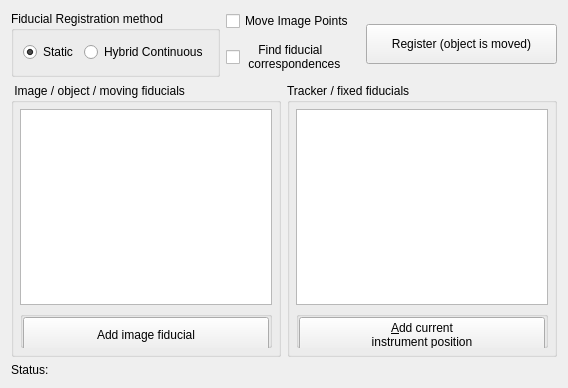
First picture: the form in Modules/IGTUI/Qmitk/QmitkFiducialRegistrationWidget.ui, repository MITK/MITK, before the edit.
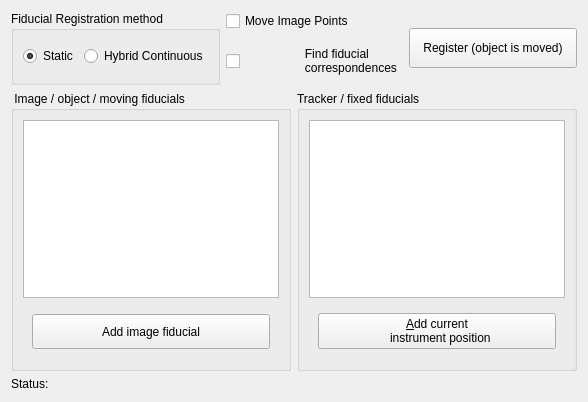
Second picture: the form after the edit. Custom widgets are drawn as their Qt base class.

Commit message: QmitkPointListWidget resized to fit in the tabs

The edit to the form file:
```diff
--- a/Modules/IGTUI/Qmitk/QmitkFiducialRegistrationWidget.ui
+++ b/Modules/IGTUI/Qmitk/QmitkFiducialRegistrationWidget.ui
@@ -6,8 +6,8 @@
    <rect>
     <x>0</x>
     <y>0</y>
-    <width>568</width>
-    <height>388</height>
+    <width>569</width>
+    <height>402</height>
    </rect>
   </property>
   <property name="sizePolicy">
@@ -19,7 +19,7 @@
   <property name="windowTitle">
    <string>Form</string>
   </property>
-  <layout class="QGridLayout" name="gridLayout">
+  <layout class="QGridLayout" name="gridLayout_4">
    <item row="0" column="0">
     <widget class="QGroupBox" name="m_gbFiducialRegistration">
      <property name="title">
@@ -55,7 +55,37 @@
      </layout>
     </widget>
    </item>
-   <item row="0" column="3">
+   <item row="0" column="1">
+    <layout class="QVBoxLayout" name="verticalLayout_6">
+     <item>
+      <widget class="QCheckBox" name="m_MoveImagePoints">
+       <property name="text">
+        <string>Move Image Points</string>
+       </property>
+      </widget>
+     </item>
+     <item>
+      <widget class="QCheckBox" name="m_UseICPRegistration">
+       <property name="minimumSize">
+        <size>
+         <width>0</width>
+         <height>40</height>
+        </size>
+       </property>
+       <property name="toolTip">
+        <string>&lt;html&gt;&lt;head/&gt;&lt;body&gt;&lt;p&gt;Find fiducial correspondences (needs 6+ fiducial pairs)&lt;/p&gt;&lt;/body&gt;&lt;/html&gt;</string>
+       </property>
+       <property name="text">
+        <string>
+                  Find fiducial
+                  correspondences
+                </string>
+       </property>
+      </widget>
+     </item>
+    </layout>
+   </item>
+   <item row="0" column="2">
     <widget class="QPushButton" name="m_RegisterFiducialsBtn">
      <property name="sizePolicy">
       <sizepolicy hsizetype="Expanding" vsizetype="Fixed">
@@ -74,12 +104,12 @@
      </property>
     </widget>
    </item>
-   <item row="1" column="0" colspan="4">
+   <item row="1" column="0" colspan="3">
     <layout class="QHBoxLayout" name="horizontalLayout_4">
      <item>
       <widget class="QGroupBox" name="sourceLandmarksGroupBox">
        <property name="sizePolicy">
-        <sizepolicy hsizetype="Expanding" vsizetype="Expanding">
+        <sizepolicy hsizetype="Minimum" vsizetype="Expanding">
          <horstretch>0</horstretch>
          <verstretch>0</verstretch>
         </sizepolicy>
@@ -87,75 +117,33 @@
        <property name="title">
         <string> Image / object / moving fiducials</string>
        </property>
-       <layout class="QVBoxLayout" name="verticalLayout">
-        <property name="leftMargin">
-         <number>6</number>
-        </property>
-        <property name="topMargin">
-         <number>6</number>
-        </property>
-        <property name="rightMargin">
-         <number>6</number>
-        </property>
-        <property name="bottomMargin">
-         <number>6</number>
-        </property>
-        <item>
+       <layout class="QGridLayout" name="gridLayout_3">
+        <item row="0" column="0">
          <widget class="QmitkPointListWidget" name="m_RegistrationImagePoints">
           <property name="sizePolicy">
-           <sizepolicy hsizetype="Expanding" vsizetype="Expanding">
+           <sizepolicy hsizetype="Minimum" vsizetype="Expanding">
             <horstretch>0</horstretch>
             <verstretch>0</verstretch>
            </sizepolicy>
           </property>
          </widget>
         </item>
-        <item>
-         <widget class="QGroupBox" name="m_spaceHolderGroupBox">
-          <property name="sizePolicy">
-           <sizepolicy hsizetype="Preferred" vsizetype="Fixed">
-            <horstretch>0</horstretch>
-            <verstretch>0</verstretch>
-           </sizepolicy>
-          </property>
+        <item row="1" column="0">
+         <widget class="QFrame" name="m_spaceHolderGroupBox">
           <property name="minimumSize">
            <size>
             <width>0</width>
-            <height>37</height>
+            <height>55</height>
            </size>
           </property>
-          <property name="maximumSize">
-           <size>
-            <width>16777215</width>
-            <height>37</height>
-           </size>
+          <property name="frameShape">
+           <enum>QFrame::NoFrame</enum>
           </property>
-          <property name="title">
-           <string/>
+          <property name="frameShadow">
+           <enum>QFrame::Raised</enum>
           </property>
-          <property name="alignment">
-           <set>Qt::AlignCenter</set>
-          </property>
-          <property name="flat">
-           <bool>false</bool>
-          </property>
-          <layout class="QHBoxLayout" name="horizontalLayout_2">
-           <property name="spacing">
-            <number>0</number>
-           </property>
-           <property name="leftMargin">
-            <number>0</number>
-           </property>
-           <property name="topMargin">
-            <number>0</number>
-           </property>
-           <property name="rightMargin">
-            <number>0</number>
-           </property>
-           <property name="bottomMargin">
-            <number>0</number>
-           </property>
-           <item>
+          <layout class="QGridLayout" name="gridLayout">
+           <item row="0" column="0">
             <widget class="QPushButton" name="m_AddImageFiducialBtn">
              <property name="sizePolicy">
               <sizepolicy hsizetype="Expanding" vsizetype="Fixed">
@@ -183,7 +171,7 @@
      <item>
       <widget class="QGroupBox" name="targetLandmarksGroupBox">
        <property name="sizePolicy">
-        <sizepolicy hsizetype="Expanding" vsizetype="Expanding">
+        <sizepolicy hsizetype="Minimum" vsizetype="Expanding">
          <horstretch>0</horstretch>
          <verstretch>0</verstretch>
         </sizepolicy>
@@ -191,74 +179,32 @@
        <property name="title">
         <string>Tracker / fixed fiducials </string>
        </property>
-       <layout class="QVBoxLayout" name="verticalLayout_2">
-        <property name="leftMargin">
-         <number>6</number>
-        </property>
-        <property name="topMargin">
-         <number>6</number>
-        </property>
-        <property name="rightMargin">
-         <number>6</number>
-        </property>
-        <property name="bottomMargin">
-         <number>6</number>
-        </property>
-        <item>
+       <layout class="QGridLayout" name="gridLayout_2">
+        <item row="0" column="0">
          <widget class="QmitkPointListWidget" name="m_RegistrationTrackingPoints">
           <property name="sizePolicy">
-           <sizepolicy hsizetype="Expanding" vsizetype="Expanding">
+           <sizepolicy hsizetype="Minimum" vsizetype="Expanding">
             <horstretch>0</horstretch>
             <verstretch>0</verstretch>
            </sizepolicy>
           </property>
          </widget>
         </item>
-        <item>
-         <widget class="QGroupBox" name="m_spaceHolderGroupBox2">
-          <property name="sizePolicy">
-           <sizepolicy hsizetype="Preferred" vsizetype="Fixed">
-            <horstretch>0</horstretch>
-            <verstretch>0</verstretch>
-           </sizepolicy>
-          </property>
+        <item row="1" column="0">
+         <widget class="QFrame" name="m_spaceHolderGroupBox2">
           <property name="minimumSize">
            <size>
             <width>0</width>
-            <height>37</height>
+            <height>55</height>
            </size>
           </property>
-          <property name="maximumSize">
-           <size>
-            <width>16777215</width>
-            <height>37</height>
-           </size>
+          <property name="frameShape">
+           <enum>QFrame::NoFrame</enum>
           </property>
-          <property name="title">
-           <string/>
+          <property name="frameShadow">
+           <enum>QFrame::Raised</enum>
           </property>
-          <property name="alignment">
-           <set>Qt::AlignCenter</set>
-          </property>
-          <property name="flat">
-           <bool>false</bool>
-          </property>
-          <layout class="QHBoxLayout" name="horizontalLayout_3">
-           <property name="spacing">
-            <number>0</number>
-           </property>
-           <property name="leftMargin">
-            <number>0</number>
-           </property>
-           <property name="topMargin">
-            <number>0</number>
-           </property>
-           <property name="rightMargin">
-            <number>0</number>
-           </property>
-           <property name="bottomMargin">
-            <number>0</number>
-           </property>
+          <layout class="QVBoxLayout" name="verticalLayout">
            <item>
             <widget class="QPushButton" name="m_AddTrackingFiducialBtn">
              <property name="sizePolicy">
@@ -275,7 +221,7 @@
              </property>
              <property name="text">
               <string>&amp;Add current
-instrument position</string>
+            instrument position          </string>
              </property>
             </widget>
            </item>
@@ -287,7 +233,7 @@
      </item>
     </layout>
    </item>
-   <item row="2" column="0" colspan="4">
+   <item row="2" column="0">
     <layout class="QHBoxLayout" name="horizontalLayout_5">
      <item>
       <widget class="QLabel" name="statusLabel">
@@ -317,34 +263,6 @@
      </item>
     </layout>
    </item>
-   <item row="0" column="1">
-    <layout class="QVBoxLayout" name="verticalLayout_6">
-     <item>
-      <widget class="QCheckBox" name="m_MoveImagePoints">
-       <property name="text">
-        <string>Move Image Points</string>
-       </property>
-      </widget>
-     </item>
-     <item>
-      <widget class="QCheckBox" name="m_UseICPRegistration">
-       <property name="minimumSize">
-        <size>
-         <width>0</width>
-         <height>40</height>
-        </size>
-       </property>
-       <property name="toolTip">
-        <string>&lt;html&gt;&lt;head/&gt;&lt;body&gt;&lt;p&gt;Find fiducial correspondences (needs 6+ fiducial pairs)&lt;/p&gt;&lt;/body&gt;&lt;/html&gt;</string>
-       </property>
-       <property name="text">
-        <string>    Find fiducial
- correspondences</string>
-       </property>
-      </widget>
-     </item>
-    </layout>
-   </item>
   </layout>
   <zorder>m_RegisterFiducialsBtn</zorder>
   <zorder>m_gbFiducialRegistration</zorder>
```
The commit also changes 3 other files.
